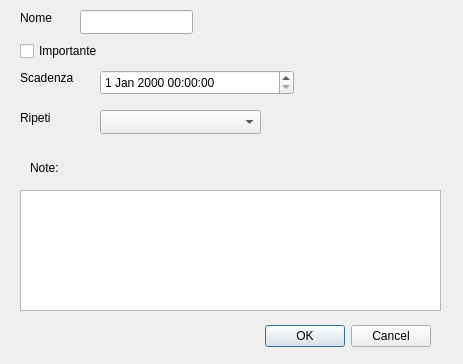
Before: the Qt Designer form TaskManagerGUI/createtaskdialog.ui in Federico3198/Task-Manager, drawn with Qt 5.
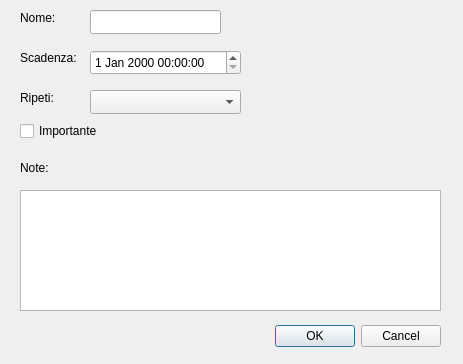
After: the same form once the commit is applied.

Patch:
```diff
--- a/TaskManagerGUI/createtaskdialog.ui
+++ b/TaskManagerGUI/createtaskdialog.ui
@@ -16,7 +16,7 @@
   <widget class="QDialogButtonBox" name="buttonBox">
    <property name="geometry">
     <rect>
-     <x>90</x>
+     <x>100</x>
      <y>320</y>
      <width>341</width>
      <height>32</height>
@@ -32,9 +32,9 @@
   <widget class="QLineEdit" name="fieldName">
    <property name="geometry">
     <rect>
-     <x>80</x>
+     <x>90</x>
      <y>10</y>
-     <width>113</width>
+     <width>131</width>
      <height>24</height>
     </rect>
    </property>
@@ -49,14 +49,14 @@
     </rect>
    </property>
    <property name="text">
-    <string>Nome</string>
+    <string>Nome:</string>
    </property>
   </widget>
   <widget class="QCheckBox" name="checkIsImportant">
    <property name="geometry">
     <rect>
      <x>20</x>
-     <y>40</y>
+     <y>120</y>
      <width>121</width>
      <height>22</height>
     </rect>
@@ -68,9 +68,9 @@
   <widget class="QDateTimeEdit" name="dateTimeDueDate">
    <property name="geometry">
     <rect>
-     <x>100</x>
-     <y>70</y>
-     <width>194</width>
+     <x>90</x>
+     <y>50</y>
+     <width>151</width>
      <height>25</height>
     </rect>
    </property>
@@ -79,13 +79,13 @@
    <property name="geometry">
     <rect>
      <x>20</x>
-     <y>70</y>
-     <width>55</width>
+     <y>50</y>
+     <width>61</width>
      <height>16</height>
     </rect>
    </property>
    <property name="text">
-    <string>Scadenza</string>
+    <string>Scadenza:</string>
    </property>
   </widget>
   <widget class="QTextEdit" name="textNotes">
@@ -101,7 +101,7 @@
   <widget class="QLabel" name="label_3">
    <property name="geometry">
     <rect>
-     <x>30</x>
+     <x>20</x>
      <y>160</y>
      <width>61</width>
      <height>16</height>
@@ -114,9 +114,9 @@
   <widget class="QComboBox" name="comboBoxRepetition">
    <property name="geometry">
     <rect>
-     <x>100</x>
-     <y>110</y>
-     <width>161</width>
+     <x>90</x>
+     <y>90</y>
+     <width>151</width>
      <height>24</height>
     </rect>
    </property>
@@ -131,13 +131,13 @@
    <property name="geometry">
     <rect>
      <x>20</x>
-     <y>110</y>
+     <y>90</y>
      <width>55</width>
      <height>16</height>
     </rect>
    </property>
    <property name="text">
-    <string>Ripeti</string>
+    <string>Ripeti:</string>
    </property>
   </widget>
  </widget>
```
